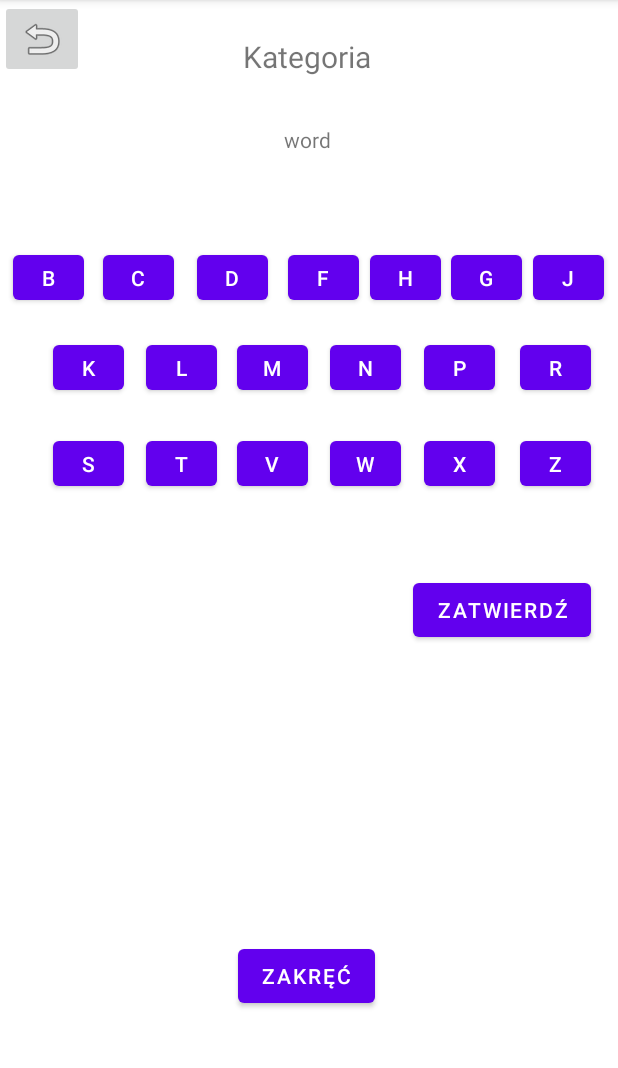
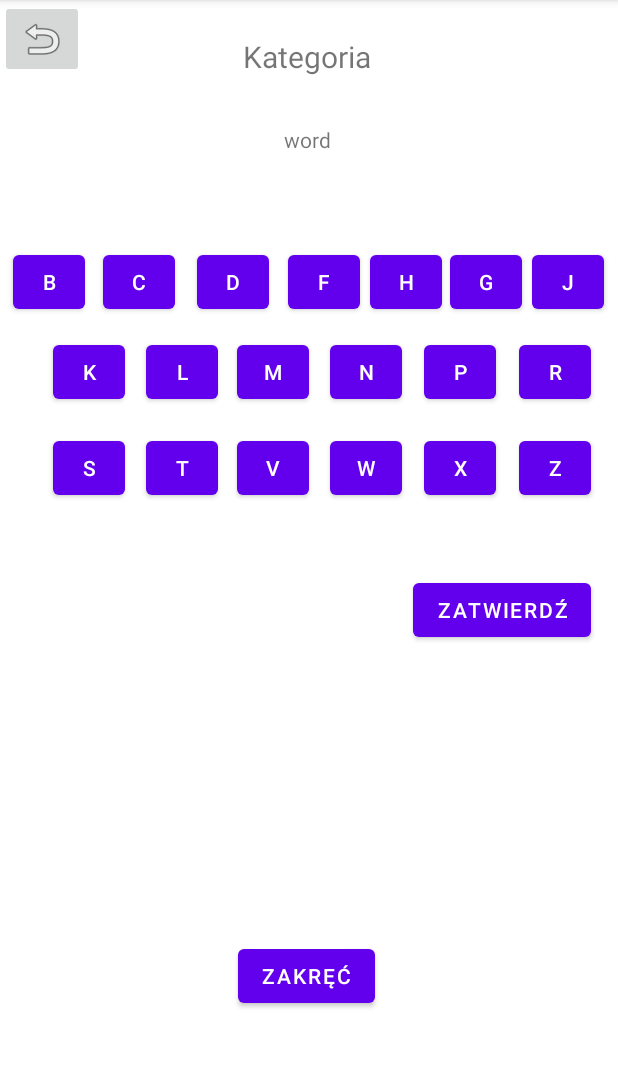
Before and after one commit to michal-rokaszewicz/Wheel_Of_Fortune, an Android app: the SecondScreenFragment screen opened through its navigation route, on a phone screen of 412 x 824 dp, the part 84-1152 px from its top. Run offline under Robolectric (Android 15) with nearby library versions, the phone set to English and light mode, and no system bars.

Commit message:
Powiększone przyciski

```diff
--- a/app/src/main/res/layout/fragment_second_screen.xml
+++ b/app/src/main/res/layout/fragment_second_screen.xml
@@ -61,8 +61,8 @@
 
     <Button
         android:id="@+id/LetterB"
-        android:layout_width="47dp"
-        android:layout_height="42dp"
+        android:layout_width="48dp"
+        android:layout_height="48dp"
         android:layout_marginTop="164dp"
         android:text="b"
         app:layout_constraintEnd_toEndOf="parent"
@@ -72,8 +72,8 @@
 
     <Button
         android:id="@+id/LetterC"
-        android:layout_width="47dp"
-        android:layout_height="42dp"
+        android:layout_width="48dp"
+        android:layout_height="48dp"
         android:layout_marginTop="164dp"
         android:text="c"
         app:layout_constraintEnd_toEndOf="parent"
@@ -83,8 +83,8 @@
 
     <Button
         android:id="@+id/LetterD"
-        android:layout_width="47dp"
-        android:layout_height="42dp"
+        android:layout_width="48dp"
+        android:layout_height="48dp"
         android:layout_marginTop="164dp"
         android:text="d"
         app:layout_constraintEnd_toEndOf="parent"
@@ -94,8 +94,8 @@
 
     <Button
         android:id="@+id/LetterF"
-        android:layout_width="47dp"
-        android:layout_height="42dp"
+        android:layout_width="48dp"
+        android:layout_height="48dp"
         android:layout_marginTop="164dp"
         android:text="f"
         app:layout_constraintEnd_toEndOf="parent"
@@ -105,8 +105,8 @@
 
     <Button
         android:id="@+id/LetterG"
-        android:layout_width="47dp"
-        android:layout_height="42dp"
+        android:layout_width="48dp"
+        android:layout_height="48dp"
         android:layout_marginTop="164dp"
         android:text="g"
         app:layout_constraintEnd_toEndOf="parent"
@@ -116,8 +116,8 @@
 
     <Button
         android:id="@+id/LetterH"
-        android:layout_width="47dp"
-        android:layout_height="42dp"
+        android:layout_width="48dp"
+        android:layout_height="48dp"
         android:layout_marginTop="164dp"
         android:text="h"
         app:layout_constraintEnd_toEndOf="parent"
@@ -127,8 +127,8 @@
 
     <Button
         android:id="@+id/LetterJ"
-        android:layout_width="47dp"
-        android:layout_height="42dp"
+        android:layout_width="48dp"
+        android:layout_height="48dp"
         android:layout_marginTop="164dp"
         android:text="j"
         app:layout_constraintEnd_toEndOf="parent"
@@ -138,8 +138,8 @@
 
     <Button
         android:id="@+id/LetterK"
-        android:layout_width="47dp"
-        android:layout_height="42dp"
+        android:layout_width="48dp"
+        android:layout_height="48dp"
         android:layout_marginTop="224dp"
         android:text="k"
         app:layout_constraintEnd_toEndOf="parent"
@@ -149,8 +149,8 @@
 
     <Button
         android:id="@+id/LetterL"
-        android:layout_width="47dp"
-        android:layout_height="42dp"
+        android:layout_width="48dp"
+        android:layout_height="48dp"
         android:layout_marginTop="224dp"
         android:text="l"
         app:layout_constraintEnd_toEndOf="parent"
@@ -160,8 +160,8 @@
 
     <Button
         android:id="@+id/LetterM"
-        android:layout_width="47dp"
-        android:layout_height="42dp"
+        android:layout_width="48dp"
+        android:layout_height="48dp"
         android:layout_marginTop="224dp"
         android:text="m"
         app:layout_constraintEnd_toEndOf="parent"
@@ -171,8 +171,8 @@
 
     <Button
         android:id="@+id/LetterN"
-        android:layout_width="47dp"
-        android:layout_height="42dp"
+        android:layout_width="48dp"
+        android:layout_height="48dp"
         android:layout_marginTop="224dp"
         android:text="n"
         app:layout_constraintEnd_toEndOf="parent"
@@ -182,8 +182,8 @@
 
     <Button
         android:id="@+id/LetterP"
-        android:layout_width="47dp"
-        android:layout_height="42dp"
+        android:layout_width="48dp"
+        android:layout_height="48dp"
         android:layout_marginTop="224dp"
         android:text="p"
         app:layout_constraintEnd_toEndOf="parent"
@@ -193,8 +193,8 @@
 
     <Button
         android:id="@+id/LetterR"
-        android:layout_width="47dp"
-        android:layout_height="42dp"
+        android:layout_width="48dp"
+        android:layout_height="48dp"
         android:layout_marginTop="224dp"
         android:text="r"
         app:layout_constraintEnd_toEndOf="parent"
@@ -204,8 +204,8 @@
 
     <Button
         android:id="@+id/LetterS"
-        android:layout_width="47dp"
-        android:layout_height="42dp"
+        android:layout_width="48dp"
+        android:layout_height="48dp"
         android:layout_marginTop="288dp"
         android:text="s"
         app:layout_constraintEnd_toEndOf="parent"
@@ -215,8 +215,8 @@
 
     <Button
         android:id="@+id/LetterT"
-        android:layout_width="47dp"
-        android:layout_height="42dp"
+        android:layout_width="48dp"
+        android:layout_height="48dp"
         android:layout_marginTop="288dp"
         android:text="t"
         app:layout_constraintEnd_toEndOf="parent"
@@ -226,8 +226,8 @@
 
     <Button
         android:id="@+id/LetterV"
-        android:layout_width="47dp"
-        android:layout_height="42dp"
+        android:layout_width="48dp"
+        android:layout_height="48dp"
         android:layout_marginTop="288dp"
         android:text="v"
         app:layout_constraintEnd_toEndOf="parent"
@@ -237,8 +237,8 @@
 
     <Button
         android:id="@+id/LetterW"
-        android:layout_width="47dp"
-        android:layout_height="42dp"
+        android:layout_width="48dp"
+        android:layout_height="48dp"
         android:layout_marginTop="288dp"
         android:text="w"
         app:layout_constraintEnd_toEndOf="parent"
@@ -248,8 +248,8 @@
 
     <Button
         android:id="@+id/LetterX"
-        android:layout_width="47dp"
-        android:layout_height="42dp"
+        android:layout_width="48dp"
+        android:layout_height="48dp"
         android:layout_marginTop="288dp"
         android:text="x"
         app:layout_constraintEnd_toEndOf="parent"
@@ -259,8 +259,8 @@
 
     <Button
         android:id="@+id/LetterZ"
-        android:layout_width="47dp"
-        android:layout_height="42dp"
+        android:layout_width="48dp"
+        android:layout_height="48dp"
         android:layout_marginTop="288dp"
         android:text="z"
         app:layout_constraintEnd_toEndOf="parent"
```
